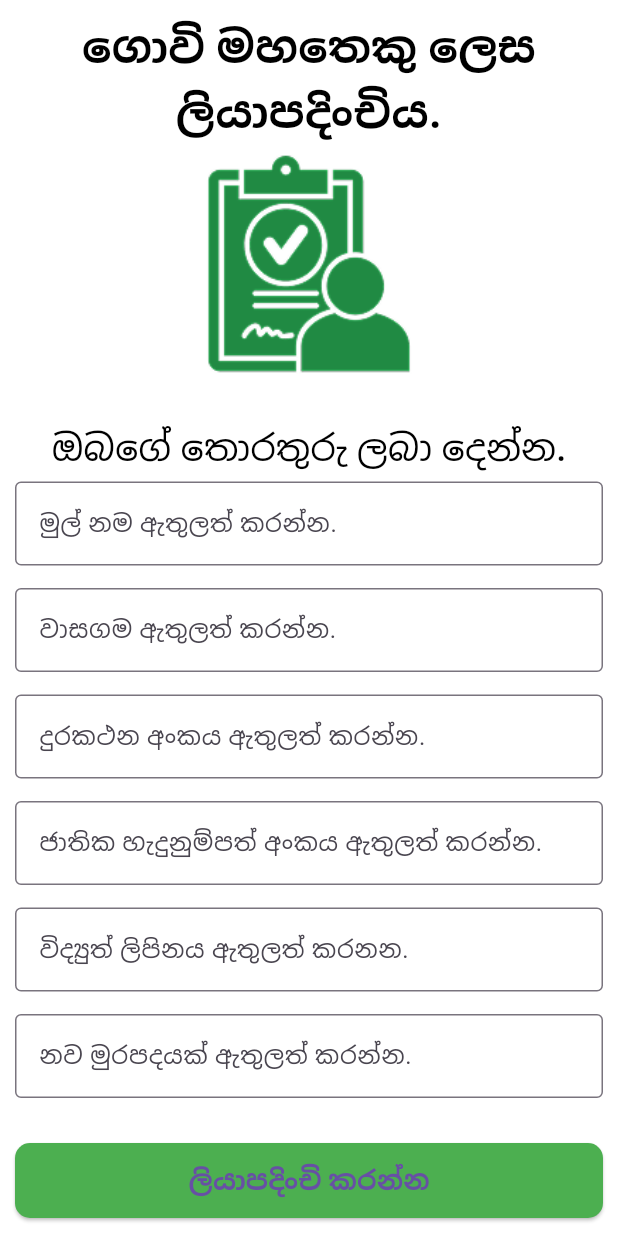
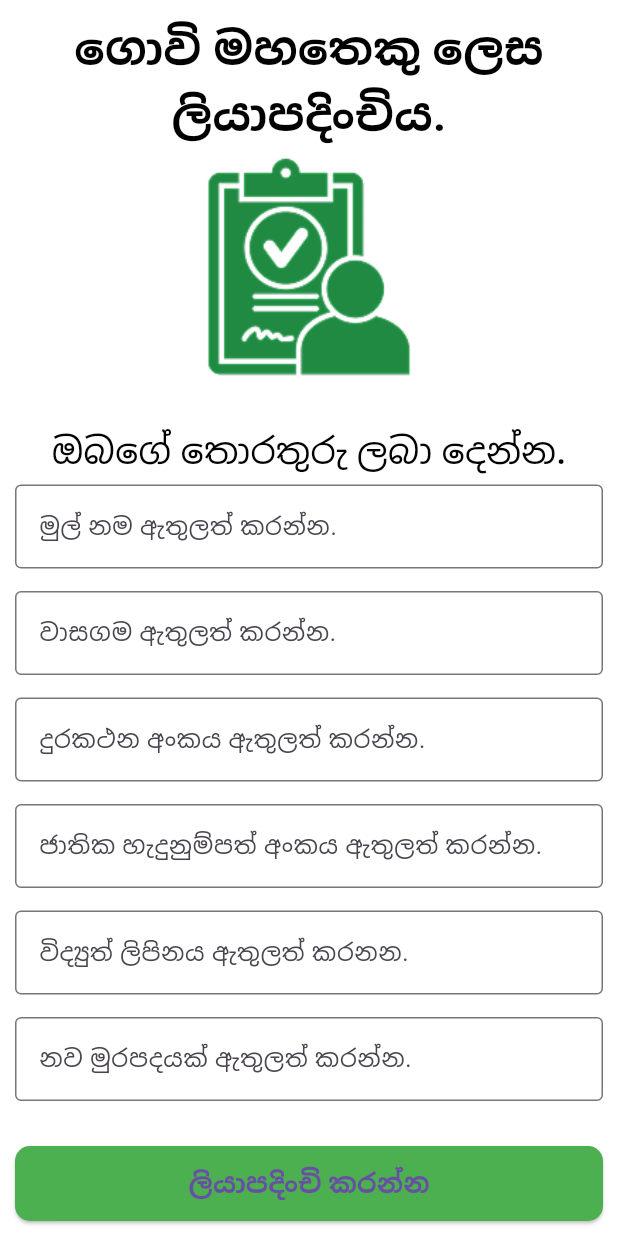
Before and after one commit to rudill/Mobile-app-for-Dambulla-Economic-Center, a Flutter app: the FarmerReg screen opened directly, on a phone screen of 412 x 824 dp. Run offline on Flutter 3.47's test engine with Material 3 defaults, Android fonts, the phone set to English and light mode, and no system bars; our stand-ins replace hive_ce; accounts and stored records are empty.

Commit message:
test commit- famer reg

```diff
--- a/lib/Pages/FarmerRegistation.dart
+++ b/lib/Pages/FarmerRegistation.dart
@@ -28,7 +28,7 @@ class FarmerReg extends StatelessWidget {
                   'ගොවි මහතෙකු ලෙස ලියාපදිංචිය.',
                   textAlign: TextAlign.center,
                   style: TextStyle(
-                    fontSize: 29,
+                    fontSize: 30,
                     fontWeight: FontWeight.bold,
                     color: Colors.black,
                   ),
```
